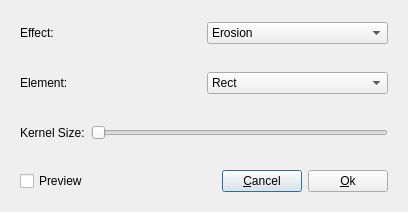
Before: the Qt Designer form ImageViewer/MorphoDialog.ui in wzpan/Qt_Toys, drawn with Qt 5.
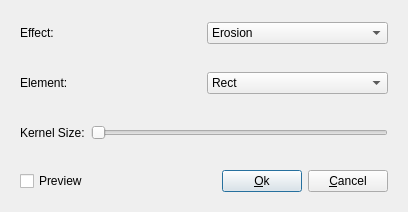
After: the same form once the commit is applied.

What changed in the file:
```diff
--- a/ImageViewer/MorphoDialog.ui
+++ b/ImageViewer/MorphoDialog.ui
@@ -154,16 +154,16 @@
        </spacer>
       </item>
       <item>
-       <widget class="QPushButton" name="cancelButton">
+       <widget class="QPushButton" name="okButton">
         <property name="text">
-         <string>&amp;Cancel</string>
+         <string>&amp;Ok</string>
         </property>
        </widget>
       </item>
       <item>
-       <widget class="QPushButton" name="okButton">
+       <widget class="QPushButton" name="cancelButton">
         <property name="text">
-         <string>&amp;Ok</string>
+         <string>&amp;Cancel</string>
         </property>
        </widget>
       </item>
```
